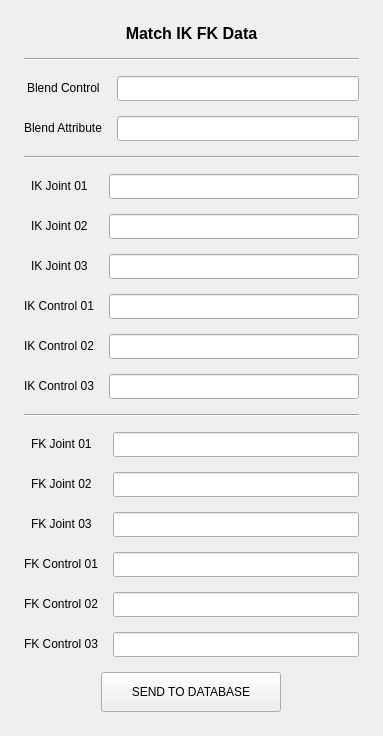
This is ui/boilerdata/match_data.ui in ElioMolinaroo/match_IK_FK as Qt 5 draws it before an edit. The edited form follows.
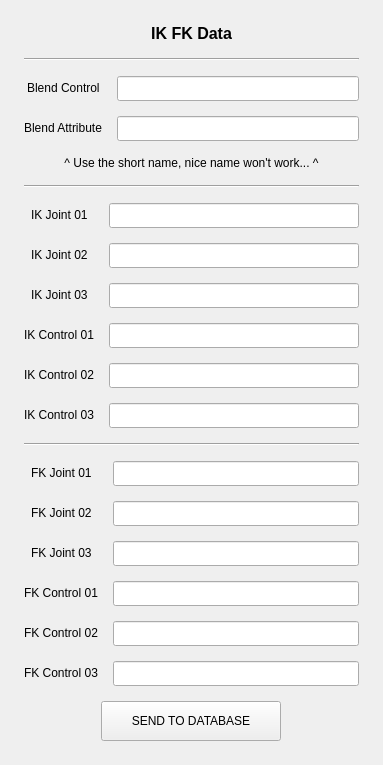
This is the edited form.

Commit message: feature- Slightly modified UI

Diff of the .ui file:
```diff
--- a/ui/boilerdata/match_data.ui
+++ b/ui/boilerdata/match_data.ui
@@ -7,7 +7,7 @@
     <x>0</x>
     <y>0</y>
     <width>383</width>
-    <height>653</height>
+    <height>662</height>
    </rect>
   </property>
   <property name="minimumSize">
@@ -66,7 +66,7 @@
          </font>
         </property>
         <property name="text">
-         <string>Match IK FK Data</string>
+         <string>IK FK Data</string>
         </property>
         <property name="alignment">
          <set>Qt::AlignCenter</set>
@@ -122,6 +122,16 @@
           </property>
          </widget>
         </item>
+        <item row="2" column="0" colspan="2">
+         <widget class="QLabel" name="info_label">
+          <property name="text">
+           <string>^ Use the short name, nice name won't work... ^</string>
+          </property>
+          <property name="alignment">
+           <set>Qt::AlignCenter</set>
+          </property>
+         </widget>
+        </item>
        </layout>
       </item>
       <item>
```
The commit also changes 3 other files.
